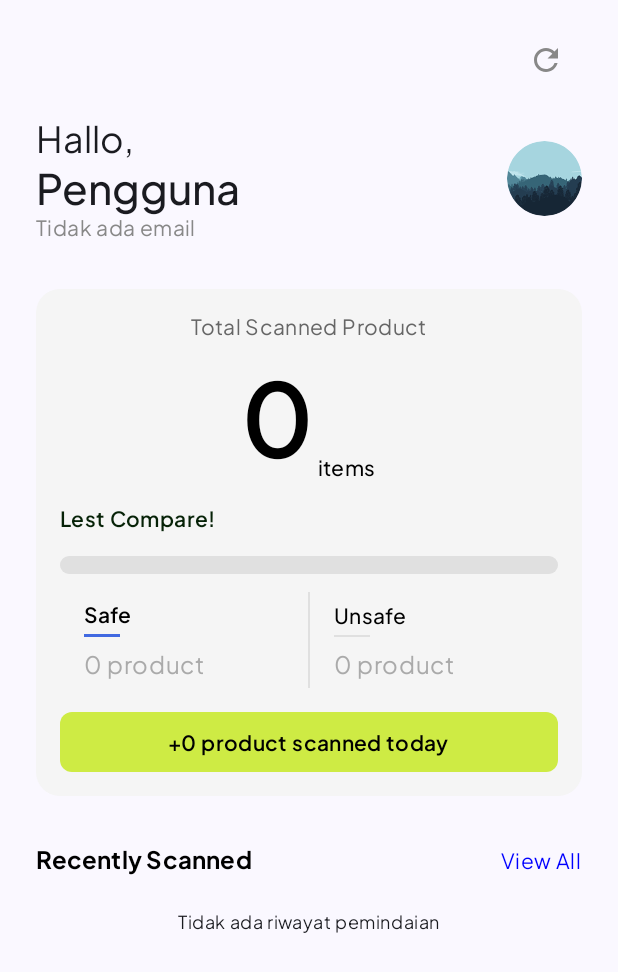
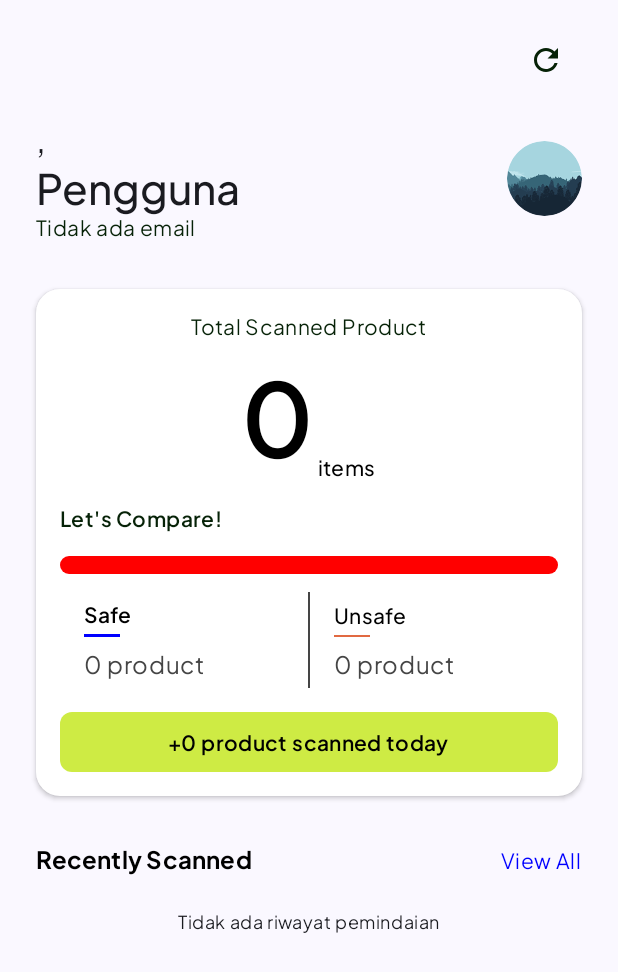
Before and after one commit to farhannm/foolens, an Android app built with Jetpack Compose: the composable HomeContent called with empty values, on a phone screen of 412 x 824 dp. Shown: the top 972 px of the screen. Run offline under Robolectric (Android 15) with nearby library versions, the phone set to English and light mode, and no system bars; network calls fail; pictures from the network do not load.

Commit message:
FEAT: Update UI Home

```diff
--- a/app/src/main/java/com/proyek/foolens/ui/component/BottomNavigation.kt
+++ b/app/src/main/java/com/proyek/foolens/ui/component/BottomNavigation.kt
@@ -70,10 +70,10 @@ fun FoolensBottomNavigation(
         Box (
             modifier = Modifier
                 .fillMaxWidth()
-            .shadow(
+                .shadow(
                 elevation = 16.dp,
                 shape = RoundedCornerShape(topStart = 48.dp, topEnd = 48.dp),
-                clip = false
+                clip = false,
             )
         ) {
             Row(
--- a/app/src/main/java/com/proyek/foolens/ui/history/ScanHistoryScreen.kt
+++ b/app/src/main/java/com/proyek/foolens/ui/history/ScanHistoryScreen.kt
@@ -181,6 +181,7 @@ fun HistoryScan(
                         text = "is Safe!",
                         style = MaterialTheme.typography.bodyMedium,
                         fontStyle = FontStyle.Italic,
+                        fontWeight = FontWeight.Bold,
                         color = Color(0xFF53D030)
                     )
                 } else {
@@ -188,6 +189,7 @@ fun HistoryScan(
                         text = allergens.joinToString(),
                         style = MaterialTheme.typography.bodyMedium,
                         fontStyle = FontStyle.Italic,
+                        fontWeight = FontWeight.Bold,
                         color = Color.Red
                     )
                 }
--- a/app/src/main/java/com/proyek/foolens/ui/home/HomeScreen.kt
+++ b/app/src/main/java/com/proyek/foolens/ui/home/HomeScreen.kt
@@ -23,7 +23,6 @@ import androidx.compose.foundation.shape.CircleShape
 import androidx.compose.foundation.shape.RoundedCornerShape
 import androidx.compose.foundation.verticalScroll
 import androidx.compose.material.icons.Icons
-import androidx.compose.material.icons.filled.KeyboardArrowRight
 import androidx.compose.material.icons.filled.Refresh
 import androidx.compose.material3.Button
 import androidx.compose.material3.ButtonDefaults
@@ -65,10 +64,10 @@ import com.proyek.foolens.ui.theme.Typography
 import com.proyek.foolens.data.util.ImageUtils
 import com.proyek.foolens.ui.history.ScanHistoryState
 import com.proyek.foolens.ui.history.ScanHistoryViewModel
-import com.proyek.foolens.util.TokenManager
 import kotlinx.coroutines.launch
 import java.time.DayOfWeek
 import java.time.LocalDate
+import java.time.LocalTime
 
 @RequiresApi(Build.VERSION_CODES.O)
 @OptIn(ExperimentalMaterial3Api::class)
@@ -91,6 +90,7 @@ fun HomeScreen(
 
     // Get current date and time
     val currentDate = remember { LocalDate.now() }
+    val currentTime = remember { LocalTime.now() }
     val formattedDate = remember {
         val dayOfWeek = when (currentDate.dayOfWeek) {
             DayOfWeek.MONDAY -> "Monday"
@@ -118,6 +118,15 @@ fun HomeScreen(
             else -> ""
         }
         "$dayOfWeek, $month ${currentDate.dayOfMonth}"
+    }
+
+    val greeting = remember(currentTime) {
+        when {
+            currentTime.hour < 12 -> "Morning"
+            currentTime.hour < 17 -> "Afternoon"
+            currentTime.hour < 21 -> "Evening"
+            else -> "Night"
+        }
     }
 
     LaunchedEffect(state.errorMessage, historyState.error) {
@@ -154,6 +163,7 @@ fun HomeScreen(
                         state = state,
                         historyState = historyState,
                         formattedDate = formattedDate,
+                        greeting = greeting,
                         onRefresh = { viewModel.refreshData() },
                         onProfileClick = onProfileClick,
                         onHistoryClick = onHistoryClick,
@@ -216,6 +226,7 @@ fun HomeContent(
     state: HomeState,
     historyState: ScanHistoryState,
     formattedDate: String,
+    greeting: String,
     onRefresh: () -> Unit,
     onProfileClick: () -> Unit,
     onHistoryClick: () -> Unit,
@@ -223,7 +234,7 @@ fun HomeContent(
 ) {
     val scrollState = rememberScrollState()
     val context = LocalContext.current
-    val imageLoader = remember { ImageUtils.createProfileImageLoader(context) } // Pass token to ImageLoader
+    val imageLoader = remember { ImageUtils.createProfileImageLoader(context) }
     val logTag = "HomeContent"
 
     Column(
@@ -241,14 +252,14 @@ fun HomeContent(
         ) {
             Text(
                 text = formattedDate,
-                style = Typography.bodySmall,
-                color = Color.Gray
+                style = Typography.bodyMedium,
+                color = Color(0xFF062207)
             )
             IconButton(onClick = onRefresh) {
                 Icon(
                     imageVector = Icons.Default.Refresh,
                     contentDescription = "Muat Ulang",
-                    tint = Color.Gray
+                    tint = Color(0xFF062207)
                 )
             }
         }
@@ -262,7 +273,7 @@ fun HomeContent(
         ) {
             Column {
                 Text(
-                    text = "Hallo,",
+                    text = "$greeting,",
                     style = Typography.headlineSmall,
                     fontWeight = FontWeight.Normal
                 )
@@ -274,7 +285,7 @@ fun HomeContent(
                 Text(
                     text = state.user?.email ?: "Tidak ada email",
                     style = Typography.bodyMedium,
-                    color = Color.Gray
+                    color = Color(0xFF062207)
                 )
             }
 
@@ -304,7 +315,7 @@ fun HomeContent(
                             android.util.Log.d(logTag, "Profile image loaded successfully: ${state.user.profilePicture}")
                         },
                         placeholder = painterResource(id = R.drawable.profile_image),
-                        error = painterResource(id = R.drawable.profile_image) // Fallback image
+                        error = painterResource(id = R.drawable.profile_image)
                     )
                 } else {
                     android.util.Log.w(logTag, "Profile picture is null or empty: profilePicture=${state.user?.profilePicture}")
@@ -381,7 +392,8 @@ fun HomeContent(
                     historyState.scanHistories.take(3).forEach { scanHistory ->
                         HistoryScan(
                             name = scanHistory.product?.productName ?: "Produk Tidak Dikenal",
-                            allergens = scanHistory.unsafeAllergens?.joinToString() ?: "Tidak Ada",
+                            allergens = scanHistory.unsafeAllergens?.joinToString() ?: "",
+                            isSafe = scanHistory.isSafe,
                             onClick = { onNavigateToDetail(scanHistory.id) }
                         )
                     }
@@ -407,8 +419,9 @@ fun TotalScannedProductCard(
             .padding(vertical = 8.dp),
         shape = RoundedCornerShape(16.dp),
         colors = CardDefaults.cardColors(
-            containerColor = Color(0xFFF5F5F5)
-        )
+            containerColor = Color(0xFFFFFFFF)
+        ),
+        elevation = CardDefaults.cardElevation(defaultElevation = 2.dp)
     ) {
         Column(
             modifier = Modifier
@@ -419,7 +432,7 @@ fun TotalScannedProductCard(
             Text(
                 text = "Total Scanned Product",
                 style = MaterialTheme.typography.bodyMedium.copy(fontSize = 14.sp),
-                color = Color(0xFF666666),
+                color = Color(0xFF062207),
                 modifier = Modifier.padding(bottom = 8.dp)
             )
 
@@ -443,7 +456,7 @@ fun TotalScannedProductCard(
             }
 
             Text(
-                text = "Lest Compare!",
+                text = "Let's Compare!",
                 style = MaterialTheme.typography.bodyMedium.copy(fontSize = 14.sp),
                 color = Color(0xFF062207),
                 modifier = Modifier
@@ -458,13 +471,13 @@ fun TotalScannedProductCard(
                 modifier = Modifier
                     .fillMaxWidth()
                     .height(12.dp)
-                    .background(Color(0xFFE0E0E0), RoundedCornerShape(100.dp))
+                    .background(Color.Red, RoundedCornerShape(100.dp))
             ) {
                 Box(
                     modifier = Modifier
                         .fillMaxWidth(progress)
                         .fillMaxHeight()
-                        .background(Color(0xFF4169E1), RoundedCornerShape(100.dp))
+                        .background(Color.Blue, RoundedCornerShape(100.dp))
                 )
             }
 
@@ -494,7 +507,7 @@ fun TotalScannedProductCard(
                         modifier = Modifier
                             .width(24.dp)
                             .height(2.dp)
-                            .background(Color(0xFF4169E1))
+                            .background(Color.Blue)
                             .align(Alignment.Start)
                             .padding(bottom = 8.dp)
                     )
@@ -502,7 +515,7 @@ fun TotalScannedProductCard(
                         text = "$safeCount product",
                         style = MaterialTheme.typography.bodySmall.copy(
                             fontSize = 16.sp,
-                            color = Color(0xFFAAAAAA)
+                            color = Color(0xFF454545)
                         ),
                         modifier = Modifier
                             .fillMaxWidth()
@@ -516,7 +529,7 @@ fun TotalScannedProductCard(
                     modifier = Modifier
                         .width(1.dp)
                         .height(64.dp)
-                        .background(Color(0xFFE0E0E0))
+                        .background(Color(0xFF454545))
                 )
 
                 // Unsafe Column
@@ -539,16 +552,15 @@ fun TotalScannedProductCard(
                         modifier = Modifier
                             .width(24.dp)
                             .height(1.dp)
-                            .background(Color(0xFFE0E0E0))
+                            .background(Color(0xFFE16941))
                             .align(Alignment.Start)
                             .padding(bottom = 8.dp)
                     )
-                    val unsafePercentage = 100.0 - safePercentage
                     Text(
                         text = "$unsafeCount product",
                         style = MaterialTheme.typography.bodySmall.copy(
                             fontSize = 16.sp,
-                            color = Color(0xFFAAAAAA)
+                            color = Color(0xFF454545)
                         ),
                         modifier = Modifier
                             .fillMaxWidth()
@@ -581,6 +593,7 @@ fun TotalScannedProductCard(
 fun HistoryScan(
     name: String,
     allergens: String,
+    isSafe: Boolean,
     onClick: () -> Unit,
     modifier: Modifier = Modifier
 ) {
@@ -613,15 +626,16 @@ fun HistoryScan(
                     color = Color.Black
                 )
                 Text(
-                    text = "Risky Ingredients",
-                    style = MaterialTheme.typography.bodySmall,
+                    text = if (isSafe) "No Risky Ingredients" else "Risky Ingredients",
+                    style = MaterialTheme.typography.bodyMedium,
                     color = Color.Black
                 )
                 Text(
-                    text = allergens,
-                    style = MaterialTheme.typography.bodySmall,
+                    text = if (isSafe) "is Safe!" else allergens,
+                    style = MaterialTheme.typography.bodyMedium,
                     fontStyle = FontStyle.Italic,
-                    color = Color.Blue
+                    fontWeight = FontWeight.Bold,
+                    color = if (isSafe) Color(0xFF53D030) else Color.Red
                 )
             }
             Icon(
--- a/app/src/main/java/com/proyek/foolens/ui/theme/Theme.kt
+++ b/app/src/main/java/com/proyek/foolens/ui/theme/Theme.kt
@@ -57,7 +57,7 @@ fun FoolensTheme(
             val context = LocalContext.current
             if (darkTheme) dynamicLightColorScheme(context) else dynamicLightColorScheme(context)
         }
-        darkTheme -> DarkColorScheme
+        darkTheme -> LightColorScheme
         else -> LightColorScheme
     }
     val view = LocalView.current
```
